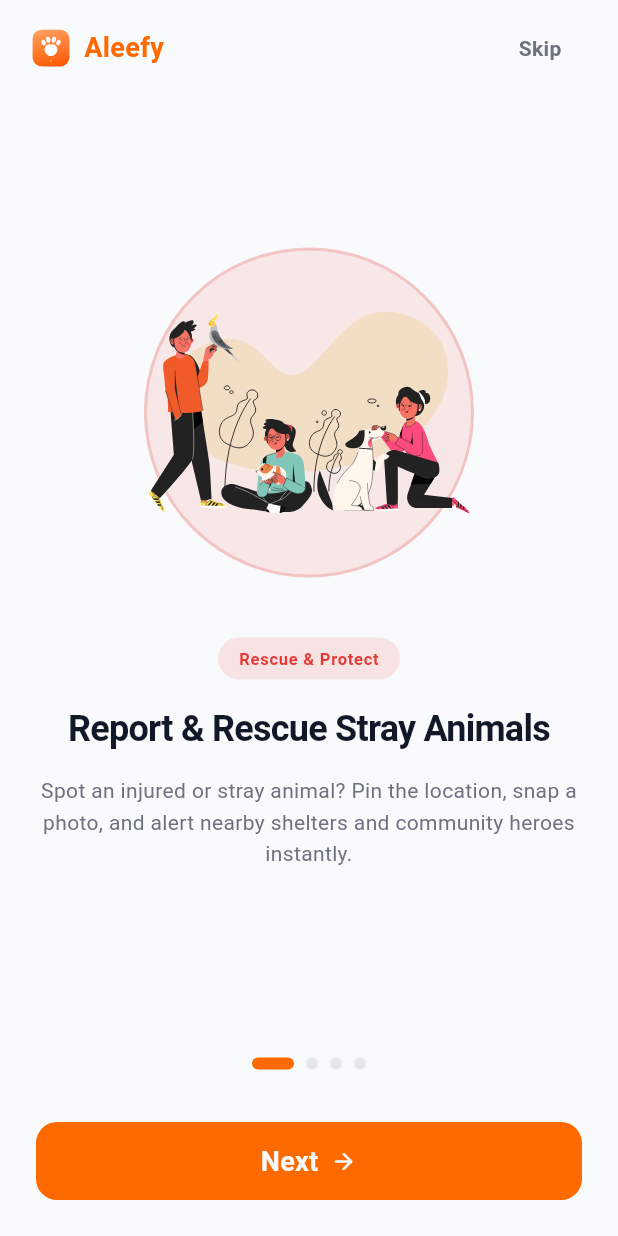
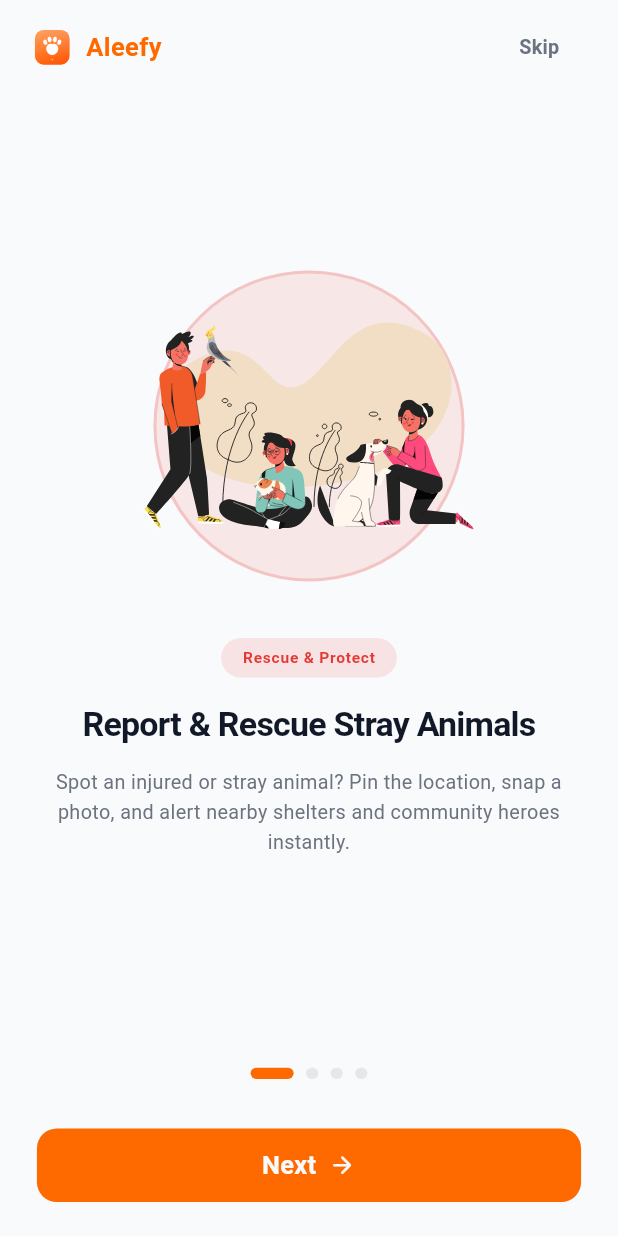
Before and after one commit to elsoudy222/Aleefy, a Flutter app: the screen it shows after launch, on a phone screen of 412 x 824 dp. Run offline on Flutter 3.47's test engine with Material 3 defaults, Android fonts, the phone set to English and light mode, and no system bars; our stand-ins replace easy_localization, flutter_bloc, flutter_screenutil, flutter_svg, google_fonts, shared_preferences; Roboto replaces fonts that are missing (Cairo).

Commit message:
feat: switch localization to easy_localization and add flutter_screenutil (402x874)
- Replace ARB/gen-l10n with easy_localization 3.0.8: assets/translations/en.json + ar.json (same 21 keys), EasyLocalization in main.dart with saveLocale:false (AppCubit still owns persistence)
- AppCubit stays single source of truth: BlocListener syncs cubit -> EasyLocalization (setLocale/resetLocale), one-way, no loop
- Use context.tr() so screens rebuild on language change (plain .tr() reads a global and never rebuilds)
- Add flutter_screenutil 5.9.3, designSize 402x874, minTextAdapt + splitScreenMode; convert Splash/Onboarding sizes to .w/.h/.sp/.r and AppTypography to lazy .sp getters
- Test: wrap app with EasyLocalization + SharedPreferences mock (getInstance never completes in tests without it)

Verified: flutter pub get OK, flutter analyze clean, flutter test passes

```diff
--- a/lib/aleefy/aleefy_app.dart
+++ b/lib/aleefy/aleefy_app.dart
@@ -1,10 +1,11 @@
 import 'package:aleefy/aleefy/app_cubit/app_cubit.dart';
 import 'package:aleefy/core/constants/app_constants.dart';
-import 'package:aleefy/core/localization/generated/app_localizations.dart';
 import 'package:aleefy/core/theme/app_theme.dart';
 import 'package:aleefy/features/onboarding/presentation/screens/splash_screen.dart';
+import 'package:easy_localization/easy_localization.dart';
 import 'package:flutter/material.dart';
 import 'package:flutter_bloc/flutter_bloc.dart';
+import 'package:flutter_screenutil/flutter_screenutil.dart';
 
 class AleefyApp extends StatelessWidget {
   const AleefyApp({super.key});
@@ -13,19 +14,48 @@ class AleefyApp extends StatelessWidget {
   Widget build(BuildContext context) {
     return BlocProvider(
       create: (_) => AppCubit()..load(),
-      child: BlocBuilder<AppCubit, Locale?>(
-        builder: (context, locale) {
+      // AppCubit stays the single source of truth for the locale.
+      // Whenever it changes, this listener syncs EasyLocalization
+      // (which owns the actual translated texts) to the same locale.
+      // Nothing here calls the cubit back, so this cannot loop:
+      // the sync only flows Cubit -> EasyLocalization.
+      //
+      // IMPORTANT: there is deliberately no BlocBuilder here.
+      // MaterialApp reads its locale from EasyLocalization
+      // (context.locale), so it rebuilds only after EasyLocalization
+      // has finished loading the new language. A BlocBuilder would
+      // rebuild MaterialApp the moment the cubit emits - before the
+      // new translations are loaded - switching the app to the new
+      // locale with the OLD texts, and the texts would never reload.
+      child: BlocListener<AppCubit, Locale?>(
+        listenWhen: (previous, current) => previous != current,
+        listener: (context, locale) async {
+          final easy = EasyLocalization.of(context);
+          if (easy == null) return;
+          if (locale == null) {
+            // null means "system language": follow the device locale.
+            await easy.resetLocale();
+          } else {
+            await easy.setLocale(locale);
+          }
+        },
+        child: ScreenUtilInit(
+          designSize: const Size(402, 874),
+          minTextAdapt: true,
+          splitScreenMode: true,
+          builder: (context, child) {
             return MaterialApp(
               title: AppConstants.appName,
               debugShowCheckedModeBanner: false,
               theme: AppTheme.lightTheme,
-            locale: locale,
-            localizationsDelegates: AppLocalizations.localizationsDelegates,
-            supportedLocales: AppLocalizations.supportedLocales,
+              locale: context.locale,
+              localizationsDelegates: context.localizationDelegates,
+              supportedLocales: context.supportedLocales,
               home: const SplashScreen(),
             );
           },
         ),
+      ),
     );
   }
 }
--- a/lib/core/components/app_buttons.dart
+++ b/lib/core/components/app_buttons.dart
@@ -1,6 +1,7 @@
 import 'package:aleefy/core/theme/app_colors.dart';
 import 'package:aleefy/core/theme/app_typography.dart';
 import 'package:flutter/material.dart';
+import 'package:flutter_screenutil/flutter_screenutil.dart';
 
 class AppMainButton extends StatelessWidget {
   final String title;
@@ -28,8 +29,9 @@ class AppMainButton extends StatelessWidget {
               fontWeight: FontWeight.bold,
             ),
           ),
-          const SizedBox(width: 8),
-          if (icon != null) Icon(icon, size: 18, color: AppColors.background),
+          SizedBox(width: 8.w),
+          if (icon != null)
+            Icon(icon, size: 18.w, color: AppColors.background),
         ],
       ),
     );
@@ -52,11 +54,13 @@ class SecondaryButton extends StatelessWidget {
   Widget build(BuildContext context) {
     return Container(
       width: double.infinity,
-      height: 52,
-      padding: const EdgeInsets.all(10),
+      height: 52.h,
+      padding: EdgeInsets.symmetric(horizontal: 10.w, vertical: 10.h),
       decoration: ShapeDecoration(
         color: AppColors.background,
-        shape: RoundedRectangleBorder(borderRadius: BorderRadius.circular(15)),
+        shape: RoundedRectangleBorder(
+          borderRadius: BorderRadius.circular(15.r),
+        ),
         shadows: [
           BoxShadow(
             color: AppColors.secondaryLight.withValues(alpha: 0.25),
@@ -77,8 +81,9 @@ class SecondaryButton extends StatelessWidget {
               fontWeight: FontWeight.bold,
             ),
           ),
-          const SizedBox(width: 8),
-          if (icon != null) Icon(icon, size: 18, color: AppColors.primaryDark),
+          SizedBox(width: 8.w),
+          if (icon != null)
+            Icon(icon, size: 18.w, color: AppColors.primaryDark),
         ],
       ),
     );
--- a/lib/core/theme/app_theme.dart
+++ b/lib/core/theme/app_theme.dart
@@ -1,4 +1,5 @@
 import 'package:flutter/material.dart';
+import 'package:flutter_screenutil/flutter_screenutil.dart';
 import 'package:google_fonts/google_fonts.dart';
 import 'app_colors.dart';
 import 'app_typography.dart';
@@ -31,10 +32,10 @@ class AppTheme {
         style: ElevatedButton.styleFrom(
           backgroundColor: AppColors.primary,
           foregroundColor: Colors.white,
-          minimumSize: const Size.fromHeight(52),
+          minimumSize: Size.fromHeight(52.h),
           elevation: 0,
           shape: RoundedRectangleBorder(
-            borderRadius: BorderRadius.circular(14),
+            borderRadius: BorderRadius.circular(14.r),
           ),
           textStyle: AppTypography.button,
         ),
@@ -42,17 +43,20 @@ class AppTheme {
       inputDecorationTheme: InputDecorationTheme(
         filled: true,
         fillColor: AppColors.surface,
-        contentPadding: const EdgeInsets.symmetric(horizontal: 16, vertical: 16),
+        contentPadding: EdgeInsets.symmetric(
+          horizontal: 16.w,
+          vertical: 16.h,
+        ),
         border: OutlineInputBorder(
-          borderRadius: BorderRadius.circular(12),
+          borderRadius: BorderRadius.circular(12.r),
           borderSide: const BorderSide(color: AppColors.border),
         ),
         enabledBorder: OutlineInputBorder(
-          borderRadius: BorderRadius.circular(12),
+          borderRadius: BorderRadius.circular(12.r),
           borderSide: const BorderSide(color: AppColors.border),
         ),
         focusedBorder: OutlineInputBorder(
-          borderRadius: BorderRadius.circular(12),
+          borderRadius: BorderRadius.circular(12.r),
           borderSide: const BorderSide(color: AppColors.primary, width: 1.5),
         ),
         hintStyle: AppTypography.bodyMedium.copyWith(color: AppColors.textHint),
@@ -61,7 +65,7 @@ class AppTheme {
         color: AppColors.surface,
         elevation: 0,
         shape: RoundedRectangleBorder(
-          borderRadius: BorderRadius.circular(16),
+          borderRadius: BorderRadius.circular(16.r),
           side: const BorderSide(color: AppColors.border),
         ),
       ),
--- a/lib/core/theme/app_typography.dart
+++ b/lib/core/theme/app_typography.dart
@@ -1,4 +1,5 @@
 import 'package:flutter/material.dart';
+import 'package:flutter_screenutil/flutter_screenutil.dart';
 import 'package:google_fonts/google_fonts.dart';
 import 'app_colors.dart';
 
@@ -11,63 +12,67 @@ abstract class AppTypography {
   /// اسم عائلة الخط المستخدمة للتطبيق (Cairo)
   static final String? fontFamily = GoogleFonts.cairo().fontFamily;
 
+  // NOTE: these are getters (not static final) on purpose. A static final
+  // is evaluated once when the class is first used — possibly before
+  // ScreenUtilInit runs — and '.sp' before that throws. A getter is
+  // evaluated lazily on every use, always after ScreenUtil is ready.
   /// عناوين رئيسية كبيرة (Large Headings)
-  static final TextStyle heading1 = GoogleFonts.cairo(
-    fontSize: 28,
+  static TextStyle get heading1 => GoogleFonts.cairo(
+        fontSize: 28.sp,
         fontWeight: FontWeight.bold,
         color: AppColors.textPrimary,
         letterSpacing: -0.5,
       );
 
   /// عناوين متوسطة (Medium Headings)
-  static final TextStyle heading2 = GoogleFonts.cairo(
-    fontSize: 22,
+  static TextStyle get heading2 => GoogleFonts.cairo(
+        fontSize: 22.sp,
         fontWeight: FontWeight.bold,
         color: AppColors.textPrimary,
         letterSpacing: -0.3,
       );
 
   /// عناوين أقسام (Section Headings)
-  static final TextStyle heading3 = GoogleFonts.cairo(
-    fontSize: 18,
+  static TextStyle get heading3 => GoogleFonts.cairo(
+        fontSize: 18.sp,
         fontWeight: FontWeight.w600,
         color: AppColors.textPrimary,
       );
 
   /// نصوص المحتوى الكبيرة (Body Large)
-  static final TextStyle bodyLarge = GoogleFonts.cairo(
-    fontSize: 16,
+  static TextStyle get bodyLarge => GoogleFonts.cairo(
+        fontSize: 16.sp,
         fontWeight: FontWeight.normal,
         color: AppColors.textPrimary,
         height: 1.5,
       );
 
   /// نصوص المحتوى العادية (Body Medium)
-  static final TextStyle bodyMedium = GoogleFonts.cairo(
-    fontSize: 14,
+  static TextStyle get bodyMedium => GoogleFonts.cairo(
+        fontSize: 14.sp,
         fontWeight: FontWeight.normal,
         color: AppColors.textSecondary,
         height: 1.4,
       );
 
   /// نصوص ثانوية وتلميحات (Body Small / Hints)
-  static final TextStyle bodySmall = GoogleFonts.cairo(
-    fontSize: 12,
+  static TextStyle get bodySmall => GoogleFonts.cairo(
+        fontSize: 12.sp,
         fontWeight: FontWeight.normal,
         color: AppColors.textHint,
       );
 
   /// نصوص الأزرار (Buttons)
-  static final TextStyle button = GoogleFonts.cairo(
-    fontSize: 16,
+  static TextStyle get button => GoogleFonts.cairo(
+        fontSize: 16.sp,
         fontWeight: FontWeight.w600,
         color: Colors.white,
         letterSpacing: 0.2,
       );
 
   /// التسميات الصغيرة والشارات (Captions & Badges)
-  static final TextStyle caption = GoogleFonts.cairo(
-    fontSize: 11,
+  static TextStyle get caption => GoogleFonts.cairo(
+        fontSize: 11.sp,
         fontWeight: FontWeight.w500,
         color: AppColors.textSecondary,
       );
--- a/lib/features/onboarding/data/datasources/onboarding_data.dart
+++ b/lib/features/onboarding/data/datasources/onboarding_data.dart
@@ -1,5 +1,5 @@
 import 'package:aleefy/core/constants/app_assets.dart';
-import 'package:aleefy/core/localization/generated/app_localizations.dart';
+import 'package:easy_localization/easy_localization.dart';
 import 'package:flutter/material.dart';
 
 import '../../../../core/theme/app_colors.dart';
@@ -10,34 +10,39 @@ import '../../domain/entities/onboarding_item.dart';
 /// تصميم عالمي قابل للتوسع في أي دولة بالعالم،
 /// مع التركيز على جوهر التجربة: الإنقاذ، العيادات، التبني، والمجتمع.
 abstract class OnboardingData {
+  // The BuildContext is REQUIRED here (not just for the signature):
+  // context.tr() asks Flutter for the translations of the current locale
+  // AND registers this widget as "interested" in the locale, so when the
+  // language changes the screen rebuilds with the new texts automatically.
+  // The plain 'key'.tr() form only reads a global value and does NOT
+  // rebuild the screen, so the old language would stay on screen.
   static List<OnboardingItem> getItems(BuildContext context) {
-    final l10n = AppLocalizations.of(context)!;
     return [
       OnboardingItem(
-        badgeText: l10n.onboarding1Badge,
-        title: l10n.onboarding1ScreenTitle,
-        description: l10n.onboarding1ScreenDescription,
+        badgeText: context.tr('onboarding1Badge'),
+        title: context.tr('onboarding1ScreenTitle'),
+        description: context.tr('onboarding1ScreenDescription'),
         imageUrl: AppAssets.onboarding1,
         accentColor: AppColors.statusInjured,
       ),
       OnboardingItem(
-        badgeText: l10n.onboarding2Badge,
-        title: l10n.onboarding2ScreenTitle,
-        description: l10n.onboarding2ScreenDescription,
+        badgeText: context.tr('onboarding2Badge'),
+        title: context.tr('onboarding2ScreenTitle'),
+        description: context.tr('onboarding2ScreenDescription'),
         imageUrl: AppAssets.onboarding2,
         accentColor: AppColors.primary,
       ),
       OnboardingItem(
-        badgeText: l10n.onboarding3Badge,
-        title: l10n.onboarding3ScreenTitle,
-        description: l10n.onboarding3ScreenDescription,
+        badgeText: context.tr('onboarding3Badge'),
+        title: context.tr('onboarding3ScreenTitle'),
+        description: context.tr('onboarding3ScreenDescription'),
         imageUrl: AppAssets.onboarding3,
         accentColor: AppColors.statusRescued,
       ),
       OnboardingItem(
-        badgeText: l10n.onboarding4Badge,
-        title: l10n.onboarding4ScreenTitle,
-        description: l10n.onboarding4ScreenDescription,
+        badgeText: context.tr('onboarding4Badge'),
+        title: context.tr('onboarding4ScreenTitle'),
+        description: context.tr('onboarding4ScreenDescription'),
         imageUrl: AppAssets.onboarding4,
         accentColor: AppColors.secondary,
       ),
--- a/lib/features/onboarding/presentation/screens/onboarding_screen.dart
+++ b/lib/features/onboarding/presentation/screens/onboarding_screen.dart
@@ -3,9 +3,10 @@ import 'package:aleefy/core/components/app_buttons.dart';
 import 'package:aleefy/core/components/custom_images.dart';
 import 'package:aleefy/core/constants/app_assets.dart';
 import 'package:aleefy/core/constants/app_constants.dart';
-import 'package:aleefy/core/localization/generated/app_localizations.dart';
+import 'package:easy_localization/easy_localization.dart';
 import 'package:flutter/material.dart';
 import 'package:flutter_bloc/flutter_bloc.dart';
+import 'package:flutter_screenutil/flutter_screenutil.dart';
 
 import '../../../../core/theme/app_colors.dart';
 import '../../../../core/theme/app_typography.dart';
@@ -70,9 +71,9 @@ class _OnboardingScreenState extends State<OnboardingScreen> {
           children: [
             // شريط علوي: تخطي (Skip)
             Padding(
-              padding: const EdgeInsets.symmetric(
-                horizontal: 20.0,
-                vertical: 8.0,
+              padding: EdgeInsets.symmetric(
+                horizontal: 20.w,
+                vertical: 8.h,
               ),
               child: Row(
                 mainAxisAlignment: MainAxisAlignment.spaceBetween,
@@ -80,12 +81,12 @@ class _OnboardingScreenState extends State<OnboardingScreen> {
                   // شعار صغير واسم التطبيق
                   Row(
                     children: [
-                      const CustomSvgIconWidget(
+                      CustomSvgIconWidget(
                         path: AppAssets.logo,
-                        height: 28,
-                        width: 28,
+                        height: 28.h,
+                        width: 28.w,
                       ),
-                      const SizedBox(width: 8),
+                      SizedBox(width: 8.w),
                       // const SizedBox(width: 8),
                       Text(
                         AppConstants.appName,
@@ -107,15 +108,15 @@ class _OnboardingScreenState extends State<OnboardingScreen> {
                         );
                       },
                       child: Text(
-                        AppLocalizations.of(context)!.skip,
+                        context.tr('skip'),
                         style: AppTypography.button.copyWith(
                           color: AppColors.textSecondary,
-                          fontSize: 14,
+                          fontSize: 14.sp,
                         ),
                       ),
                     )
                   else
-                    const SizedBox(height: 48), // للحفاظ على توازن الارتفاع
+                    SizedBox(height: 48.h), // للحفاظ على توازن الارتفاع
                 ],
               ),
             ),
@@ -140,7 +141,10 @@ class _OnboardingScreenState extends State<OnboardingScreen> {
 
             // شريط سفلي: مؤشر الصفحات + الزر الأساسي (CTA)
             Padding(
-              padding: const EdgeInsets.all(24.0),
+              padding: EdgeInsets.symmetric(
+                horizontal: 24.w,
+                vertical: 24.h,
+              ),
               child: Column(
                 children: [
                   PageIndicator(
@@ -149,12 +153,12 @@ class _OnboardingScreenState extends State<OnboardingScreen> {
                   ),
 
                   // LanguageSwitcher(),
-                  const SizedBox(height: 35),
+                  SizedBox(height: 35.h),
                   AppMainButton(
                     onPressed: _onNextPressed,
                     title: isLastPage
-                        ? AppLocalizations.of(context)!.getStarted
-                        : AppLocalizations.of(context)!.next,
+                        ? context.tr('getStarted')
+                        : context.tr('next'),
                     icon: isLastPage
                         ? Icons.rocket_launch
                         : Icons.arrow_forward_rounded,
@@ -177,10 +181,16 @@ class LanguageSwitcher extends StatelessWidget {
     return BlocBuilder<AppCubit, Locale?>(
       builder: (context, locale) {
         return SegmentedButton<Locale?>(
-          segments: const [
-            ButtonSegment(value: null, label: Text('System')),
-            ButtonSegment(value: Locale('ar'), label: Text('العربية')),
-            ButtonSegment(value: Locale('en'), label: Text('English')),
+          segments: [
+            ButtonSegment(value: null, label: Text(context.tr('systemLang'))),
+            ButtonSegment(
+              value: const Locale('ar'),
+              label: Text(context.tr('arabic')),
+            ),
+            ButtonSegment(
+              value: const Locale('en'),
+              label: Text(context.tr('english')),
+            ),
           ],
           selected: {locale},
           style: ButtonStyle(
--- a/lib/features/onboarding/presentation/widgets/onboarding_page_item.dart
+++ b/lib/features/onboarding/presentation/widgets/onboarding_page_item.dart
@@ -1,5 +1,6 @@
 import 'package:aleefy/core/components/custom_images.dart';
 import 'package:flutter/material.dart';
+import 'package:flutter_screenutil/flutter_screenutil.dart';
 
 import '../../../../core/theme/app_colors.dart';
 import '../../../../core/theme/app_typography.dart';
@@ -14,14 +15,14 @@ class OnboardingPageItem extends StatelessWidget {
   @override
   Widget build(BuildContext context) {
     return Padding(
-      padding: const EdgeInsets.symmetric(horizontal: 24.0),
+      padding: EdgeInsets.symmetric(horizontal: 24.w),
       child: Column(
         mainAxisAlignment: MainAxisAlignment.center,
         children: [
           // Illustration / Icon Hero Container
           Container(
-            width: 220,
-            height: 220,
+            width: 220.w,
+            height: 220.h,
             decoration: BoxDecoration(
               color: item.accentColor.withValues(alpha: 0.1),
               shape: BoxShape.circle,
@@ -32,14 +33,14 @@ class OnboardingPageItem extends StatelessWidget {
             ),
             child: Center(child: CustomSvgIconWidget(path: item.imageUrl)),
           ),
-          const SizedBox(height: 40),
+          SizedBox(height: 40.h),
 
           // Category Badge
           Container(
-            padding: const EdgeInsets.symmetric(horizontal: 14, vertical: 6),
+            padding: EdgeInsets.symmetric(horizontal: 14.w, vertical: 6.h),
             decoration: BoxDecoration(
               color: item.accentColor.withValues(alpha: 0.12),
-              borderRadius: BorderRadius.circular(20),
+              borderRadius: BorderRadius.circular(20.r),
             ),
             child: Text(
               item.badgeText,
@@ -50,15 +51,15 @@ class OnboardingPageItem extends StatelessWidget {
               ),
             ),
           ),
-          const SizedBox(height: 16),
+          SizedBox(height: 16.h),
 
           // Title
           Text(
             item.title,
             textAlign: TextAlign.center,
-            style: AppTypography.heading1.copyWith(fontSize: 24),
+            style: AppTypography.heading1.copyWith(fontSize: 24.sp),
           ),
-          const SizedBox(height: 14),
+          SizedBox(height: 14.h),
 
           // Description
           Text(
--- a/lib/features/onboarding/presentation/widgets/page_indicator.dart
+++ b/lib/features/onboarding/presentation/widgets/page_indicator.dart
@@ -1,4 +1,5 @@
 import 'package:flutter/material.dart';
+import 'package:flutter_screenutil/flutter_screenutil.dart';
 import '../../../../core/theme/app_colors.dart';
 
 /// مؤشر الصفحات التفاعلي (Animated Page Indicator)
@@ -25,12 +26,12 @@ class PageIndicator extends StatelessWidget {
         return AnimatedContainer(
           duration: const Duration(milliseconds: 300),
           curve: Curves.easeInOut,
-          margin: const EdgeInsets.symmetric(horizontal: 4),
-          height: 8,
-          width: isActive ? 28 : 8,
+          margin: EdgeInsets.symmetric(horizontal: 4.w),
+          height: 8.h,
+          width: isActive ? 28.w : 8.w,
           decoration: BoxDecoration(
             color: isActive ? AppColors.primary : AppColors.border,
-            borderRadius: BorderRadius.circular(4),
+            borderRadius: BorderRadius.circular(4.r),
           ),
         );
       }),
--- a/pubspec.yaml
+++ b/pubspec.yaml
@@ -29,6 +29,8 @@ dependencies:
   flutter_localizations:
     sdk: flutter
   intl: ^0.20.2
+  easy_localization: ^3.0.8
+  flutter_screenutil: ^5.9.3
 
 
 
@@ -55,7 +57,6 @@ flutter:
   # included with your application, so that you can use the icons in
   # the material Icons class.
   uses-material-design: true
-  generate: true
 
   # مسارات الأصول والأيقونات
   assets:
@@ -64,6 +65,8 @@ flutter:
     - assets/svgs/logo/
     - assets/svgs/onboarding/
     - assets/images/
+    # ملفات الترجمة (easy_localization)
+    - assets/translations/
 
   # To add assets to your application, add an assets section, like this:
   # assets:
```
Also changed, not shown: assets/translations/ar.json (added, +23 -0 lines), assets/translations/en.json (added, +23 -0 lines), lib/features/onboarding/presentation/screens/splash_screen.dart (+12 -7 lines), lib/main.dart (+15 -2 lines), pubspec.lock, 1 other file. Lines whose indentation alone changed are shown as unchanged.
